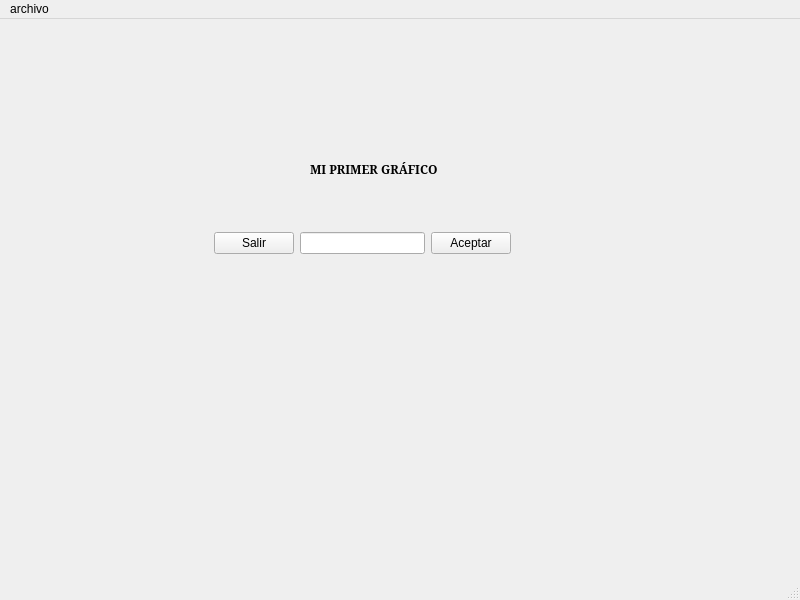
First picture: the form in ventana.ui, repository AresPunzon/punzongarcia, before the edit.
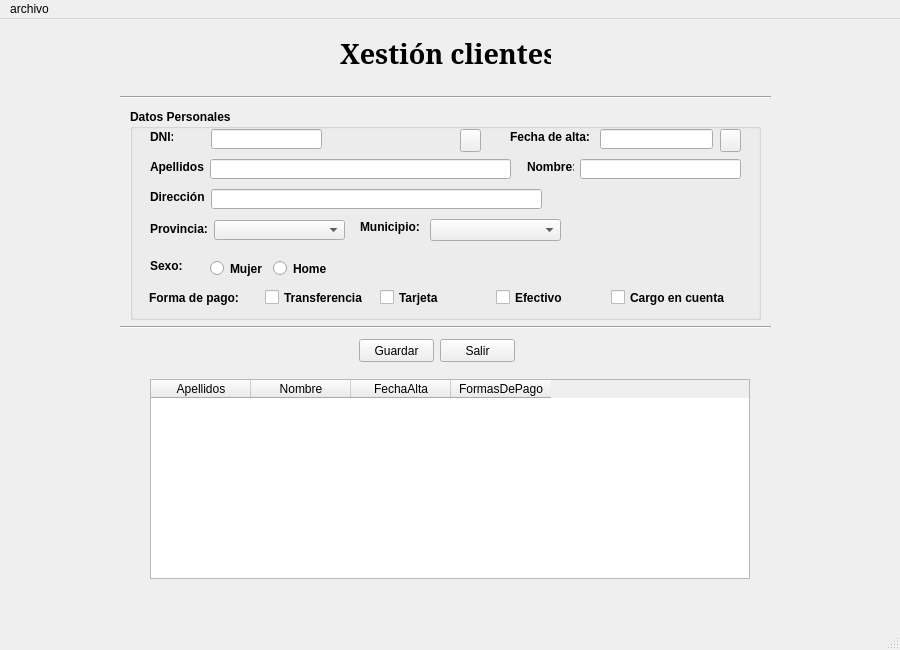
Second picture: the form after the edit. Icons and pictures are not drawn.

Patch:
```diff
--- a/ventana.ui
+++ b/ventana.ui
@@ -6,8 +6,8 @@
    <rect>
     <x>0</x>
     <y>0</y>
-    <width>800</width>
-    <height>600</height>
+    <width>900</width>
+    <height>650</height>
    </rect>
   </property>
   <property name="maximumSize">
@@ -23,51 +23,548 @@
    <widget class="QLabel" name="lbltitulo">
     <property name="geometry">
      <rect>
-      <x>310</x>
-      <y>140</y>
-      <width>161</width>
-      <height>20</height>
+      <x>340</x>
+      <y>9</y>
+      <width>211</width>
+      <height>51</height>
      </rect>
     </property>
     <property name="font">
      <font>
       <family>MS Serif</family>
+      <pointsize>20</pointsize>
       <weight>75</weight>
       <bold>true</bold>
      </font>
     </property>
+    <property name="styleSheet">
+     <string notr="true">rgb:(170, 170, 0)
+font: 87 8pt &quot;Segoe UI Black&quot;;</string>
+    </property>
     <property name="text">
-     <string>MI PRIMER GRÁFICO</string>
+     <string>Xestión clientes</string>
     </property>
    </widget>
-   <widget class="QWidget" name="">
+   <widget class="QPushButton" name="btnGrabaCli">
     <property name="geometry">
      <rect>
-      <x>214</x>
-      <y>212</y>
-      <width>297</width>
-      <height>25</height>
+      <x>359</x>
+      <y>320</y>
+      <width>75</width>
+      <height>23</height>
      </rect>
     </property>
-    <layout class="QHBoxLayout" name="horizontalLayout">
-     <item>
-      <widget class="QPushButton" name="btnsalir">
-       <property name="text">
-        <string>Salir</string>
-       </property>
-      </widget>
-     </item>
-     <item>
-      <widget class="QLineEdit" name="txtdatos"/>
-     </item>
-     <item>
-      <widget class="QPushButton" name="btnaceptar">
-       <property name="text">
-        <string>Aceptar</string>
-       </property>
-      </widget>
-     </item>
-    </layout>
+    <property name="text">
+     <string>Guardar</string>
+    </property>
+   </widget>
+   <widget class="QPushButton" name="btnsalir">
+    <property name="geometry">
+     <rect>
+      <x>440</x>
+      <y>320</y>
+      <width>75</width>
+      <height>23</height>
+     </rect>
+    </property>
+    <property name="text">
+     <string>Salir</string>
+    </property>
+   </widget>
+   <widget class="Line" name="line">
+    <property name="geometry">
+     <rect>
+      <x>120</x>
+      <y>300</y>
+      <width>651</width>
+      <height>16</height>
+     </rect>
+    </property>
+    <property name="orientation">
+     <enum>Qt::Horizontal</enum>
+    </property>
+   </widget>
+   <widget class="Line" name="line_2">
+    <property name="geometry">
+     <rect>
+      <x>120</x>
+      <y>70</y>
+      <width>651</width>
+      <height>16</height>
+     </rect>
+    </property>
+    <property name="orientation">
+     <enum>Qt::Horizontal</enum>
+    </property>
+   </widget>
+   <widget class="QGroupBox" name="groupBox">
+    <property name="geometry">
+     <rect>
+      <x>130</x>
+      <y>90</y>
+      <width>631</width>
+      <height>211</height>
+     </rect>
+    </property>
+    <property name="font">
+     <font>
+      <weight>75</weight>
+      <bold>true</bold>
+     </font>
+    </property>
+    <property name="title">
+     <string>Datos Personales</string>
+    </property>
+    <widget class="QPushButton" name="btnCalendar">
+     <property name="geometry">
+      <rect>
+       <x>590</x>
+       <y>20</y>
+       <width>21</width>
+       <height>23</height>
+      </rect>
+     </property>
+     <property name="text">
+      <string/>
+     </property>
+     <property name="icon">
+      <iconset>
+       <normaloff>img/calendario.png</normaloff>img/calendario.png</iconset>
+     </property>
+    </widget>
+    <widget class="QWidget" name="layoutWidget">
+     <property name="geometry">
+      <rect>
+       <x>19</x>
+       <y>179</y>
+       <width>581</width>
+       <height>19</height>
+      </rect>
+     </property>
+     <layout class="QHBoxLayout" name="horizontalLayout">
+      <item>
+       <widget class="QLabel" name="lblPago">
+        <property name="sizePolicy">
+         <sizepolicy hsizetype="Expanding" vsizetype="Preferred">
+          <horstretch>0</horstretch>
+          <verstretch>0</verstretch>
+         </sizepolicy>
+        </property>
+        <property name="font">
+         <font>
+          <weight>75</weight>
+          <bold>true</bold>
+         </font>
+        </property>
+        <property name="text">
+         <string>Forma de pago:</string>
+        </property>
+       </widget>
+      </item>
+      <item>
+       <widget class="QCheckBox" name="chkTrans">
+        <property name="sizePolicy">
+         <sizepolicy hsizetype="Expanding" vsizetype="Fixed">
+          <horstretch>0</horstretch>
+          <verstretch>0</verstretch>
+         </sizepolicy>
+        </property>
+        <property name="text">
+         <string>Transferencia</string>
+        </property>
+        <attribute name="buttonGroup">
+         <string notr="true">chGroupPago</string>
+        </attribute>
+       </widget>
+      </item>
+      <item>
+       <widget class="QCheckBox" name="chkTarjeta">
+        <property name="sizePolicy">
+         <sizepolicy hsizetype="Expanding" vsizetype="Fixed">
+          <horstretch>0</horstretch>
+          <verstretch>0</verstretch>
+         </sizepolicy>
+        </property>
+        <property name="text">
+         <string>Tarjeta</string>
+        </property>
+        <attribute name="buttonGroup">
+         <string notr="true">chGroupPago</string>
+        </attribute>
+       </widget>
+      </item>
+      <item>
+       <widget class="QCheckBox" name="chkEfectivo">
+        <property name="sizePolicy">
+         <sizepolicy hsizetype="Expanding" vsizetype="Fixed">
+          <horstretch>0</horstretch>
+          <verstretch>0</verstretch>
+         </sizepolicy>
+        </property>
+        <property name="text">
+         <string>Efectivo</string>
+        </property>
+        <attribute name="buttonGroup">
+         <string notr="true">chGroupPago</string>
+        </attribute>
+       </widget>
+      </item>
+      <item>
+       <widget class="QCheckBox" name="chkCargoCuenta">
+        <property name="sizePolicy">
+         <sizepolicy hsizetype="Expanding" vsizetype="Fixed">
+          <horstretch>0</horstretch>
+          <verstretch>0</verstretch>
+         </sizepolicy>
+        </property>
+        <property name="text">
+         <string>Cargo en cuenta</string>
+        </property>
+        <attribute name="buttonGroup">
+         <string notr="true">chGroupPago</string>
+        </attribute>
+       </widget>
+      </item>
+     </layout>
+    </widget>
+    <widget class="QLabel" name="lblAlta">
+     <property name="geometry">
+      <rect>
+       <x>380</x>
+       <y>20</y>
+       <width>81</width>
+       <height>16</height>
+      </rect>
+     </property>
+     <property name="font">
+      <font>
+       <weight>75</weight>
+       <bold>true</bold>
+      </font>
+     </property>
+     <property name="text">
+      <string>Fecha de alta:</string>
+     </property>
+    </widget>
+    <widget class="QLineEdit" name="txtApe">
+     <property name="geometry">
+      <rect>
+       <x>80</x>
+       <y>50</y>
+       <width>301</width>
+       <height>20</height>
+      </rect>
+     </property>
+     <property name="sizePolicy">
+      <sizepolicy hsizetype="Expanding" vsizetype="Fixed">
+       <horstretch>0</horstretch>
+       <verstretch>0</verstretch>
+      </sizepolicy>
+     </property>
+    </widget>
+    <widget class="QWidget" name="layoutWidget">
+     <property name="geometry">
+      <rect>
+       <x>80</x>
+       <y>150</y>
+       <width>120</width>
+       <height>19</height>
+      </rect>
+     </property>
+     <layout class="QGridLayout" name="gridLayout">
+      <property name="sizeConstraint">
+       <enum>QLayout::SetNoConstraint</enum>
+      </property>
+      <item row="0" column="0">
+       <widget class="QRadioButton" name="rbtMujer">
+        <property name="text">
+         <string>Mujer</string>
+        </property>
+        <attribute name="buttonGroup">
+         <string notr="true">rbtGroupSex</string>
+        </attribute>
+       </widget>
+      </item>
+      <item row="0" column="1">
+       <widget class="QRadioButton" name="rbtHome">
+        <property name="text">
+         <string>Home</string>
+        </property>
+        <attribute name="buttonGroup">
+         <string notr="true">rbtGroupSex</string>
+        </attribute>
+       </widget>
+      </item>
+     </layout>
+    </widget>
+    <widget class="QLabel" name="lblvalidodni">
+     <property name="geometry">
+      <rect>
+       <x>199</x>
+       <y>19</y>
+       <width>16</width>
+       <height>16</height>
+      </rect>
+     </property>
+     <property name="sizePolicy">
+      <sizepolicy hsizetype="Expanding" vsizetype="Preferred">
+       <horstretch>0</horstretch>
+       <verstretch>0</verstretch>
+      </sizepolicy>
+     </property>
+     <property name="minimumSize">
+      <size>
+       <width>5</width>
+       <height>0</height>
+      </size>
+     </property>
+     <property name="text">
+      <string/>
+     </property>
+    </widget>
+    <widget class="QLabel" name="lblndi">
+     <property name="geometry">
+      <rect>
+       <x>20</x>
+       <y>20</y>
+       <width>23</width>
+       <height>16</height>
+      </rect>
+     </property>
+     <property name="font">
+      <font>
+       <weight>75</weight>
+       <bold>true</bold>
+      </font>
+     </property>
+     <property name="text">
+      <string>DNI:</string>
+     </property>
+    </widget>
+    <widget class="QLabel" name="lblNome">
+     <property name="geometry">
+      <rect>
+       <x>397</x>
+       <y>50</y>
+       <width>47</width>
+       <height>16</height>
+      </rect>
+     </property>
+     <property name="font">
+      <font>
+       <weight>75</weight>
+       <bold>true</bold>
+      </font>
+     </property>
+     <property name="text">
+      <string>Nombre:</string>
+     </property>
+    </widget>
+    <widget class="QLabel" name="label">
+     <property name="geometry">
+      <rect>
+       <x>20</x>
+       <y>150</y>
+       <width>47</width>
+       <height>13</height>
+      </rect>
+     </property>
+     <property name="font">
+      <font>
+       <weight>75</weight>
+       <bold>true</bold>
+      </font>
+     </property>
+     <property name="text">
+      <string>Sexo:</string>
+     </property>
+    </widget>
+    <widget class="QLineEdit" name="txtNome">
+     <property name="geometry">
+      <rect>
+       <x>450</x>
+       <y>50</y>
+       <width>161</width>
+       <height>20</height>
+      </rect>
+     </property>
+    </widget>
+    <widget class="QLineEdit" name="txtAlta">
+     <property name="geometry">
+      <rect>
+       <x>470</x>
+       <y>20</y>
+       <width>113</width>
+       <height>20</height>
+      </rect>
+     </property>
+     <property name="alignment">
+      <set>Qt::AlignRight|Qt::AlignTrailing|Qt::AlignVCenter</set>
+     </property>
+    </widget>
+    <widget class="QComboBox" name="cmbMuni">
+     <property name="geometry">
+      <rect>
+       <x>300</x>
+       <y>110</y>
+       <width>131</width>
+       <height>22</height>
+      </rect>
+     </property>
+    </widget>
+    <widget class="QComboBox" name="cmbProv">
+     <property name="geometry">
+      <rect>
+       <x>84</x>
+       <y>111</y>
+       <width>131</width>
+       <height>20</height>
+      </rect>
+     </property>
+    </widget>
+    <widget class="QLabel" name="lblMuni">
+     <property name="geometry">
+      <rect>
+       <x>230</x>
+       <y>110</y>
+       <width>61</width>
+       <height>16</height>
+      </rect>
+     </property>
+     <property name="font">
+      <font>
+       <weight>75</weight>
+       <bold>true</bold>
+      </font>
+     </property>
+     <property name="text">
+      <string>Municipio:</string>
+     </property>
+    </widget>
+    <widget class="QLabel" name="lblApe">
+     <property name="geometry">
+      <rect>
+       <x>20</x>
+       <y>50</y>
+       <width>54</width>
+       <height>16</height>
+      </rect>
+     </property>
+     <property name="font">
+      <font>
+       <weight>75</weight>
+       <bold>true</bold>
+      </font>
+     </property>
+     <property name="text">
+      <string>Apellidos:</string>
+     </property>
+    </widget>
+    <widget class="QLabel" name="lblDir">
+     <property name="geometry">
+      <rect>
+       <x>20</x>
+       <y>80</y>
+       <width>55</width>
+       <height>16</height>
+      </rect>
+     </property>
+     <property name="font">
+      <font>
+       <weight>75</weight>
+       <bold>true</bold>
+      </font>
+     </property>
+     <property name="text">
+      <string>Dirección:</string>
+     </property>
+    </widget>
+    <widget class="QLineEdit" name="txtDir">
+     <property name="geometry">
+      <rect>
+       <x>81</x>
+       <y>80</y>
+       <width>331</width>
+       <height>20</height>
+      </rect>
+     </property>
+    </widget>
+    <widget class="QLineEdit" name="txtdni">
+     <property name="geometry">
+      <rect>
+       <x>81</x>
+       <y>20</y>
+       <width>111</width>
+       <height>20</height>
+      </rect>
+     </property>
+    </widget>
+    <widget class="QLabel" name="lblPro">
+     <property name="geometry">
+      <rect>
+       <x>20</x>
+       <y>110</y>
+       <width>61</width>
+       <height>20</height>
+      </rect>
+     </property>
+     <property name="font">
+      <font>
+       <weight>75</weight>
+       <bold>true</bold>
+      </font>
+     </property>
+     <property name="text">
+      <string>Provincia:</string>
+     </property>
+    </widget>
+    <widget class="QPushButton" name="btnLimpiaFormCli">
+     <property name="geometry">
+      <rect>
+       <x>330</x>
+       <y>20</y>
+       <width>21</width>
+       <height>23</height>
+      </rect>
+     </property>
+     <property name="text">
+      <string/>
+     </property>
+     <property name="icon">
+      <iconset>
+       <normaloff>img/reload.png</normaloff>img/reload.png</iconset>
+     </property>
+    </widget>
+   </widget>
+   <widget class="QTableWidget" name="tabCliente">
+    <property name="geometry">
+     <rect>
+      <x>150</x>
+      <y>360</y>
+      <width>600</width>
+      <height>200</height>
+     </rect>
+    </property>
+    <column>
+     <property name="text">
+      <string>Apellidos</string>
+     </property>
+    </column>
+    <column>
+     <property name="text">
+      <string>Nombre</string>
+     </property>
+    </column>
+    <column>
+     <property name="text">
+      <string>FechaAlta</string>
+     </property>
+    </column>
+    <column>
+     <property name="text">
+      <string>FormasDePago</string>
+     </property>
+    </column>
    </widget>
   </widget>
   <widget class="QMenuBar" name="menubar">
@@ -75,7 +572,7 @@
     <rect>
      <x>0</x>
      <y>0</y>
-     <width>800</width>
+     <width>900</width>
      <height>21</height>
     </rect>
    </property>
```
Left out of the diff: 21 changed lines with no effect on the pictures.
